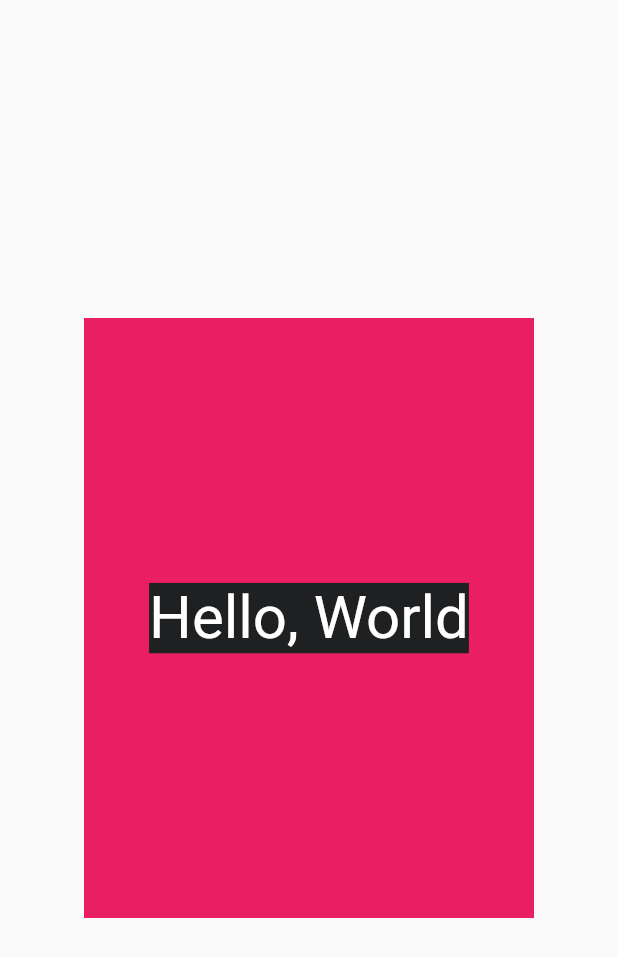
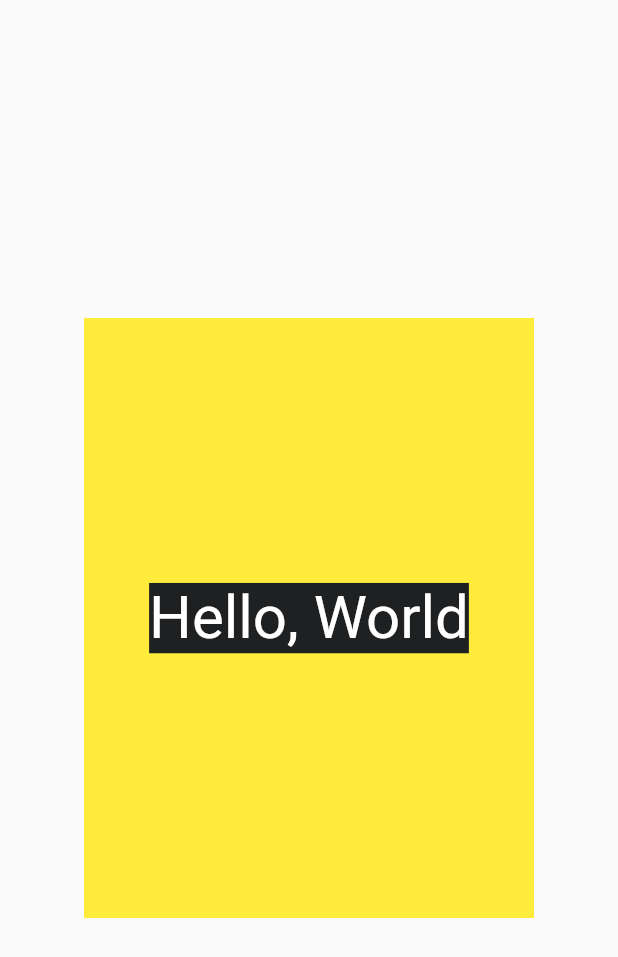
Before and after one commit to dev4901/flutter-test, a Flutter app: what helloFlutter() shows on an empty page, opened directly, on a phone screen of 412 x 824 dp. Shown: the top 957 px of the screen. Run offline on Flutter 3.47's test engine with Material 2 defaults, Android fonts, the phone set to English and light mode, and no system bars.

Commit message:
box color to yellow

```diff
--- a/lib/main.dart
+++ b/lib/main.dart
@@ -1,20 +1,18 @@
 import 'package:flutter/material.dart';
-
 
 Widget helloFlutter() {
   return Center(
     child: Container(
       height: 400.0,
       width: 300.0,
-      color: Colors.pink,
+      color: Colors.yellow,
       child: Center(
-        child:  Text(
+        child: Text(
           'Hello, World',
           style: TextStyle(
               fontSize: 40.0,
               backgroundColor: Color.fromARGB(255, 31, 32, 33),
-            color: Colors.white
-          ),
+              color: Colors.white),
         ),
       ),
     ),
@@ -22,8 +20,7 @@ Widget helloFlutter() {
 }
 
 void main() {
-  runApp(
-    MaterialApp(
+  runApp(MaterialApp(
     debugShowCheckedModeBanner: false,
     home: Scaffold(
       appBar: AppBar(
@@ -38,6 +35,5 @@ void main() {
         },
       ),
     ),
-    )
-  );
+  ));
 }
```
Lines whose indentation alone changed are shown as unchanged.
